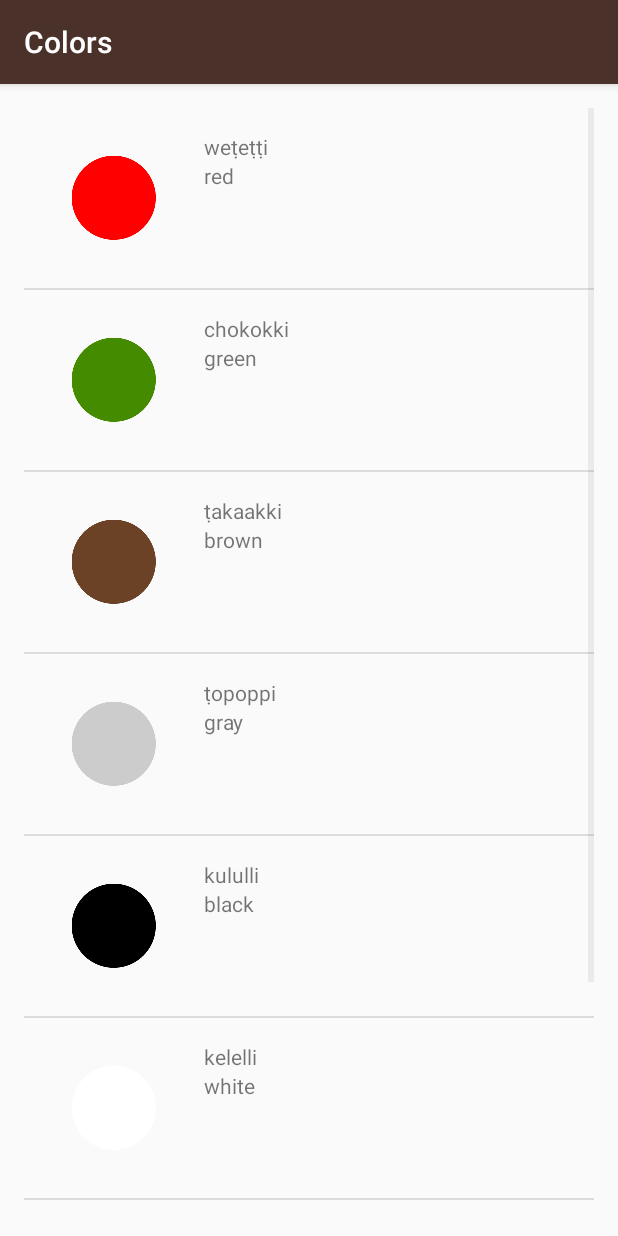
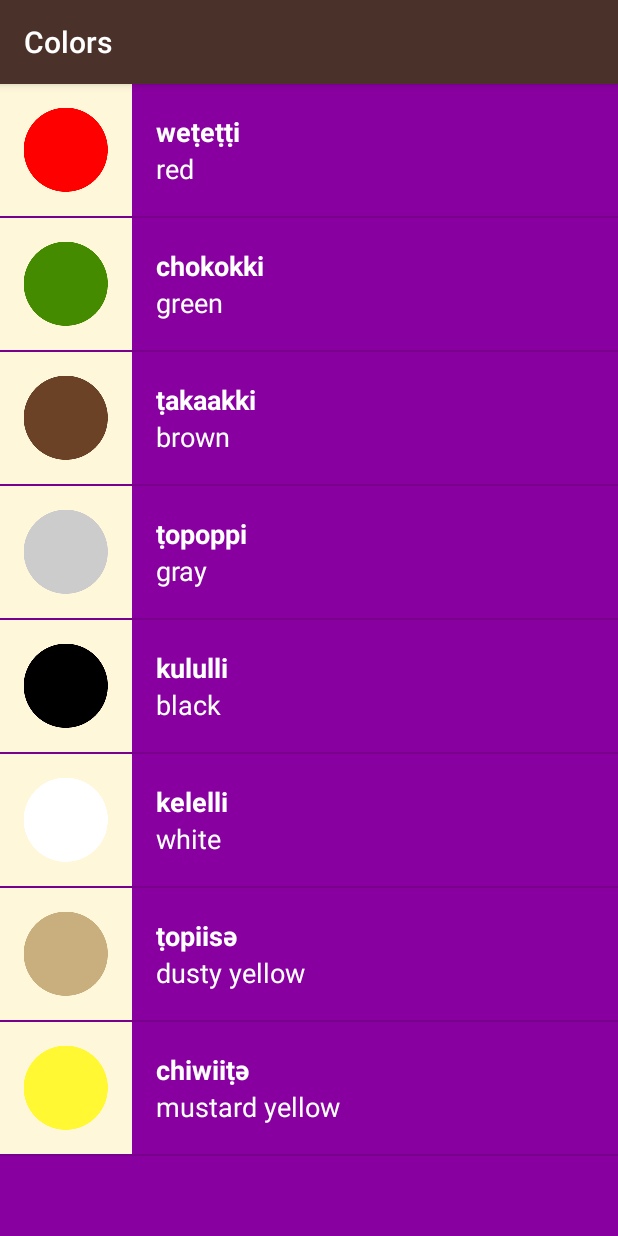
Before and after one commit to nesrinHamid1/miwok, an Android app: the colors screen opened directly, with no data from a screen before it, on a phone screen of 412 x 824 dp. Run offline under Robolectric (Android 15) with nearby library versions, the phone set to English and light mode, and no system bars.

Commit message:
Visual Polishing the app

```diff
--- a/app/src/main/java/com/example/android/miwok/Family_members.java
+++ b/app/src/main/java/com/example/android/miwok/Family_members.java
@@ -6,13 +6,15 @@ import android.widget.ListView;
 
 import java.util.ArrayList;
 
+import static com.example.android.miwok.R.color.category_colors;
+import static com.example.android.miwok.R.color.category_family;
+
 public class Family_members extends AppCompatActivity {
 
     @Override
     protected void onCreate(Bundle savedInstanceState) {
         super.onCreate(savedInstanceState);
         setContentView(R.layout.word_list_layout);
-
 
         ArrayList<Word> words = new ArrayList<>();
         words.add(new Word("әpә", "father", R.drawable.family_father));
@@ -29,7 +31,7 @@ public class Family_members extends AppCompatActivity {
         WordAdapter adapter = new WordAdapter(this, words);
 
         ListView listView = (ListView) findViewById(R.id.list);
-
+        listView.setBackgroundColor(getResources().getColor(category_family));
         listView.setAdapter(adapter);
     }
 }
--- a/app/src/main/java/com/example/android/miwok/colors.java
+++ b/app/src/main/java/com/example/android/miwok/colors.java
@@ -5,6 +5,8 @@ import android.os.Bundle;
 import android.widget.ListView;
 
 import java.util.ArrayList;
+
+import static com.example.android.miwok.R.color.category_colors;
 
 public class colors extends AppCompatActivity {
 
@@ -27,7 +29,7 @@ public class colors extends AppCompatActivity {
         WordAdapter adapter = new WordAdapter(this, words);
 
         ListView listView = (ListView) findViewById(R.id.list);
-
+        listView.setBackgroundColor(getResources().getColor(category_colors));
         listView.setAdapter(adapter);
     }
 }
--- a/app/src/main/java/com/example/android/miwok/phrases.java
+++ b/app/src/main/java/com/example/android/miwok/phrases.java
@@ -5,6 +5,9 @@ import android.os.Bundle;
 import android.widget.ListView;
 
 import java.util.ArrayList;
+
+import static com.example.android.miwok.R.color.category_colors;
+import static com.example.android.miwok.R.color.category_phrases;
 
 public class phrases extends AppCompatActivity {
 
@@ -28,7 +31,7 @@ public class phrases extends AppCompatActivity {
         WordAdapter adapter = new WordAdapter(this, words);
 
         ListView listView = (ListView) findViewById(R.id.list);
-
+        listView.setBackgroundColor(getResources().getColor(category_phrases));
         listView.setAdapter(adapter);
     }
 }
--- a/app/src/main/res/layout/itme_list.xml
+++ b/app/src/main/res/layout/itme_list.xml
@@ -3,30 +3,37 @@
     android:layout_width="match_parent"
     android:layout_height="wrap_content"
     xmlns:tool="http://schemas.android.com/tools"
-    android:orientation="horizontal"
-    android:layout_marginLeft="16dp"
-    android:layout_marginTop="16dp">
+    android:orientation="horizontal">
     <ImageView
+        android:background="#fff7da"
         android:id="@+id/item_image"
         android:layout_width="wrap_content"
         android:layout_height="wrap_content"
-        android:src="@mipmap/ic_launcher"
-        android:layout_margin="16dp"/>
+        android:src="@mipmap/ic_launcher" />
     <LinearLayout
-        android:layout_marginTop="16dp"
-        android:layout_width="wrap_content"
+
+        android:layout_width="0dp"
         android:layout_height="wrap_content"
-        android:orientation="vertical">
+        android:orientation="vertical"
+        android:layout_gravity="center"
+        android:layout_weight="1"
+        android:layout_marginLeft="16dp">
         <TextView
             android:id="@+id/item"
             android:layout_width="match_parent"
             android:layout_height="wrap_content"
-            tool:text="Item"/>
+            tool:text="Item"
+            android:textSize="18sp"
+            android:textColor="#ffffff"
+            android:textStyle="bold"
+            />
         <TextView
             android:id="@+id/sub_item"
             android:layout_width="match_parent"
             android:layout_height="wrap_content"
-            tool:text="Sub Item"/>
+            tool:text="Sub Item"
+            android:textSize="18sp"
+            android:textColor="#ffffff"/>
     </LinearLayout>
 
 </LinearLayout>
--- a/app/src/main/res/layout/word_list_layout.xml
+++ b/app/src/main/res/layout/word_list_layout.xml
@@ -1,11 +1,8 @@
 <?xml version="1.0" encoding="utf-8"?>
 <ListView xmlns:android="http://schemas.android.com/apk/res/android"
+    android:background="#fd8e09"
     android:id="@+id/list"
     android:orientation="vertical"
     android:layout_width="match_parent"
     android:layout_height="match_parent"
-    android:paddingBottom="@dimen/activity_vertical_margin"
-    android:paddingLeft="@dimen/activity_horizontal_margin"
-    android:paddingRight="@dimen/activity_horizontal_margin"
-    android:paddingTop="@dimen/activity_vertical_margin"
    />
```
